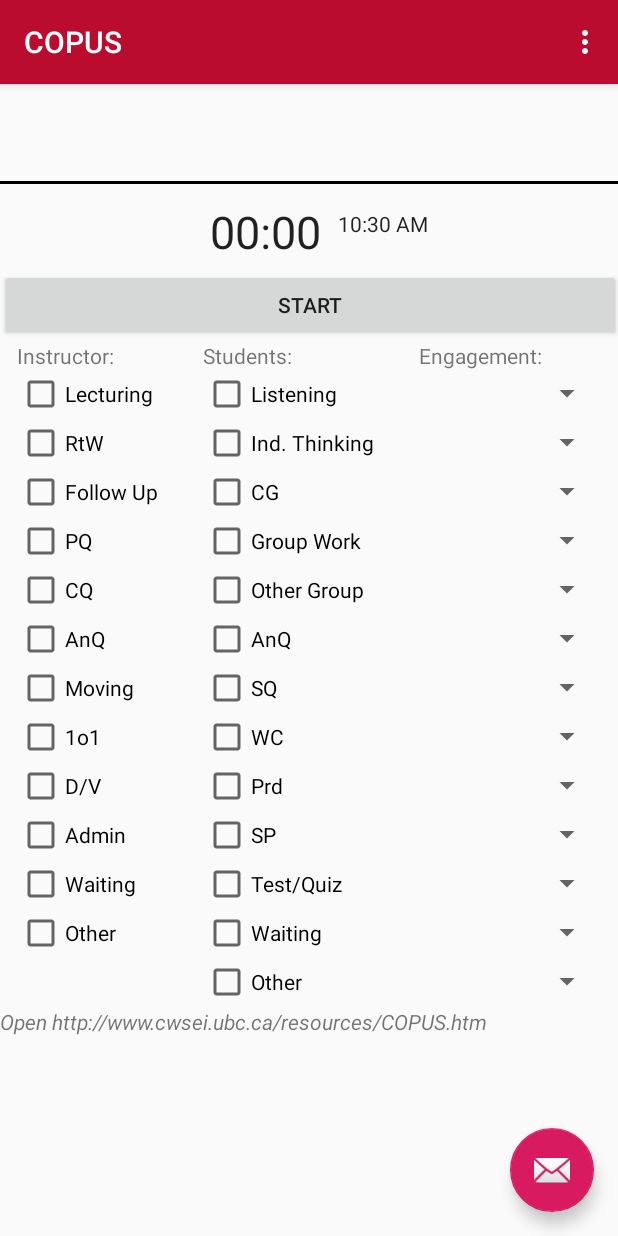
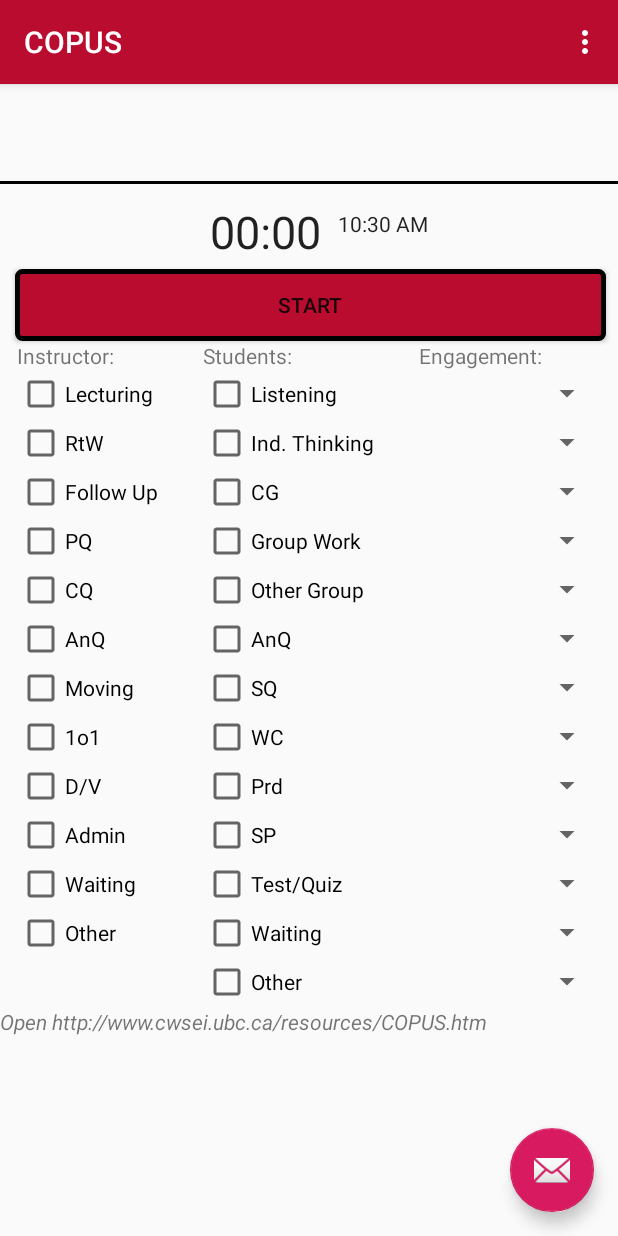
Before and after one commit to KellyBlack/COPUS, an Android app: the screen it shows after launch (MainActivity), on a phone screen of 412 x 824 dp. Run offline under Robolectric (Android 15) with nearby library versions, the phone set to English and light mode, and no system bars.

Commit message:
Changed the background color of the start button to red with a black border.

```diff
--- /dev/null
+++ b/app/src/main/res/drawable-v24/button_details.xml
@@ -0,0 +1,7 @@
+<?xml version="1.0" encoding="utf-8"?>
+<shape xmlns:android="http://schemas.android.com/apk/res/android"
+    android:shape="rectangle">
+    <solid android:color="@color/colorPrimary" />
+    <corners android:radius="3dp" />
+    <stroke android:width="5px" android:color="#000000" />
+</shape>
--- a/app/src/main/res/layout/content_main.xml
+++ b/app/src/main/res/layout/content_main.xml
@@ -73,7 +73,13 @@
             android:id="@+id/button"
             android:layout_width="match_parent"
             android:layout_height="wrap_content"
+            android:layout_marginLeft="10sp"
+            android:layout_marginRight="10sp"
             android:onClick="startButton"
+            android:paddingLeft="20sp"
+            android:paddingRight="20sp"
+            android:singleLine="true"
+            android:background="@drawable/button_details"
             android:text="@string/Timer_Start" />
 
         <TableLayout
```
